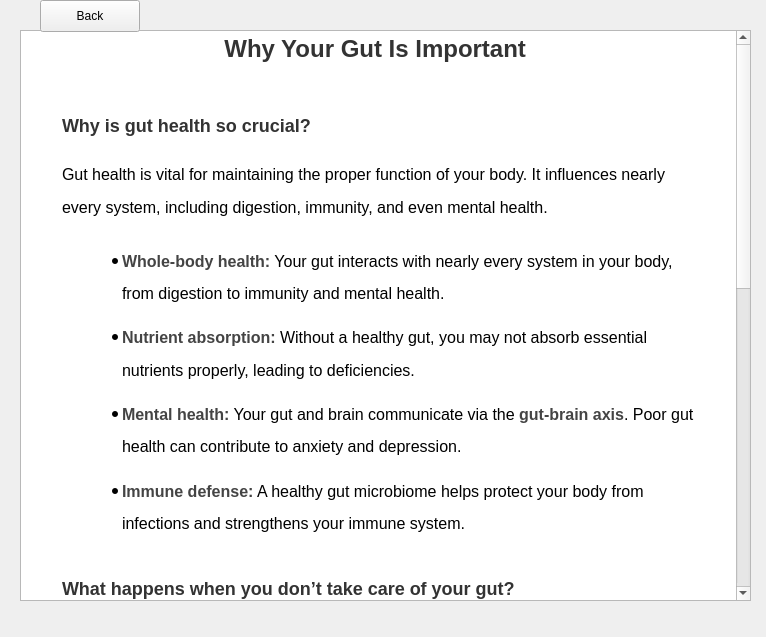
Before: the Qt Designer form A8EduApp/whyguthealthwidget.ui in University-of-Utah-CS3505/a9-edu-app-f24-00Calvin00, drawn with Qt 5.
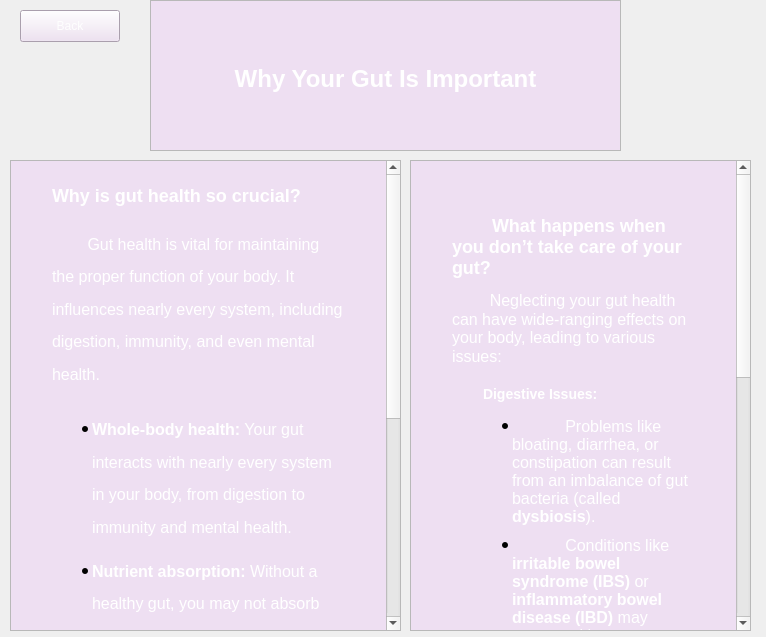
After: the same form once the commit is applied.

Diff of the .ui file:
```diff
--- a/A8EduApp/whyguthealthwidget.ui
+++ b/A8EduApp/whyguthealthwidget.ui
@@ -13,60 +13,105 @@
   <property name="windowTitle">
    <string>Form</string>
   </property>
-  <widget class="QTextBrowser" name="textBrowser">
-   <property name="geometry">
-    <rect>
-     <x>20</x>
-     <y>30</y>
-     <width>731</width>
-     <height>571</height>
-    </rect>
-   </property>
-   <property name="html">
-    <string>&lt;!DOCTYPE HTML PUBLIC &quot;-//W3C//DTD HTML 4.0//EN&quot; &quot;http://www.w3.org/TR/REC-html40/strict.dtd&quot;&gt;
-&lt;html&gt;&lt;head&gt;&lt;meta name=&quot;qrichtext&quot; content=&quot;1&quot; /&gt;&lt;meta charset=&quot;utf-8&quot; /&gt;&lt;title&gt;Why Your Gut Is Important&lt;/title&gt;&lt;style type=&quot;text/css&quot;&gt;
-p, li { white-space: pre-wrap; }
-hr { height: 1px; border-width: 0; }
-li.unchecked::marker { content: &quot;\2610&quot;; }
-li.checked::marker { content: &quot;\2612&quot;; }
-&lt;/style&gt;&lt;/head&gt;&lt;body style=&quot; font-family:'.AppleSystemUIFont'; font-size:13pt; font-weight:400; font-style:normal;&quot; bgcolor=&quot;#ffffff&quot;&gt;
-&lt;h1 align=&quot;center&quot; style=&quot; margin-top:40px; margin-bottom:30px; margin-left:37px; margin-right:37px; -qt-block-indent:0; text-indent:0px; line-height:180%;&quot;&gt;&lt;span style=&quot; font-family:'Times New Roman','Times','serif'; font-size:xx-large; font-weight:700; color:#333333;&quot;&gt;Why Your Gut Is Important&lt;/span&gt;&lt;span style=&quot; font-family:'Times New Roman','Times','serif'; font-size:xx-large; font-weight:700; color:#000000;&quot;&gt; &lt;/span&gt;&lt;/h1&gt;
-&lt;h2 style=&quot; margin-top:30px; margin-bottom:12px; margin-left:37px; margin-right:37px; -qt-block-indent:0; text-indent:0px; line-height:180%;&quot;&gt;&lt;span style=&quot; font-family:'Times New Roman','Times','serif'; font-size:x-large; font-weight:700; color:#333333;&quot;&gt;Why is gut health so crucial?&lt;/span&gt;&lt;span style=&quot; font-family:'Times New Roman','Times','serif'; font-size:x-large; font-weight:700; color:#000000;&quot;&gt; &lt;/span&gt;&lt;/h2&gt;
-&lt;p style=&quot; margin-top:12px; margin-bottom:20px; margin-left:37px; margin-right:37px; -qt-block-indent:0; text-indent:0px; line-height:180%;&quot;&gt;&lt;span style=&quot; font-family:'Times New Roman','Times','serif'; font-size:16px; color:#000000;&quot;&gt;Gut health is vital for maintaining the proper function of your body. It influences nearly every system, including digestion, immunity, and even mental health. &lt;/span&gt;&lt;/p&gt;
-&lt;ul style=&quot;margin-top: 0px; margin-bottom: 0px; margin-left: 0px; margin-right: 0px; -qt-list-indent: 1;&quot;&gt;
-&lt;li style=&quot; font-family:'Times New Roman','Times','serif'; font-size:16px; color:#000000;&quot; style=&quot; margin-top:15px; margin-bottom:10px; margin-left:57px; margin-right:37px; -qt-block-indent:0; text-indent:0px; line-height:180%;&quot;&gt;&lt;span style=&quot; font-size:16px; font-weight:700; color:#444444;&quot;&gt;Whole-body health:&lt;/span&gt;&lt;span style=&quot; font-size:16px;&quot;&gt; Your gut interacts with nearly every system in your body, from digestion to immunity and mental health. &lt;/span&gt;&lt;/li&gt;
-&lt;li style=&quot; font-family:'Times New Roman','Times','serif'; font-size:16px; color:#000000;&quot; style=&quot; margin-top:0px; margin-bottom:10px; margin-left:57px; margin-right:37px; -qt-block-indent:0; text-indent:0px; line-height:180%;&quot;&gt;&lt;span style=&quot; font-size:16px; font-weight:700; color:#444444;&quot;&gt;Nutrient absorption:&lt;/span&gt;&lt;span style=&quot; font-size:16px;&quot;&gt; Without a healthy gut, you may not absorb essential nutrients properly, leading to deficiencies. &lt;/span&gt;&lt;/li&gt;
-&lt;li style=&quot; font-family:'Times New Roman','Times','serif'; font-size:16px; color:#000000;&quot; style=&quot; margin-top:0px; margin-bottom:10px; margin-left:57px; margin-right:37px; -qt-block-indent:0; text-indent:0px; line-height:180%;&quot;&gt;&lt;span style=&quot; font-size:16px; font-weight:700; color:#444444;&quot;&gt;Mental health:&lt;/span&gt;&lt;span style=&quot; font-size:16px;&quot;&gt; Your gut and brain communicate via the &lt;/span&gt;&lt;span style=&quot; font-size:16px; font-weight:700; color:#444444;&quot;&gt;gut-brain axis&lt;/span&gt;&lt;span style=&quot; font-size:16px;&quot;&gt;. Poor gut health can contribute to anxiety and depression. &lt;/span&gt;&lt;/li&gt;
-&lt;li style=&quot; font-family:'Times New Roman','Times','serif'; font-size:16px; color:#000000;&quot; style=&quot; margin-top:0px; margin-bottom:25px; margin-left:57px; margin-right:37px; -qt-block-indent:0; text-indent:0px; line-height:180%;&quot;&gt;&lt;span style=&quot; font-size:16px; font-weight:700; color:#444444;&quot;&gt;Immune defense:&lt;/span&gt;&lt;span style=&quot; font-size:16px;&quot;&gt; A healthy gut microbiome helps protect your body from infections and strengthens your immune system. &lt;/span&gt;&lt;/li&gt;&lt;/ul&gt;
-&lt;h2 style=&quot; margin-top:30px; margin-bottom:12px; margin-left:37px; margin-right:37px; -qt-block-indent:0; text-indent:0px; line-height:180%;&quot;&gt;&lt;span style=&quot; font-family:'Times New Roman','Times','serif'; font-size:x-large; font-weight:700; color:#333333;&quot;&gt;What happens when you don’t take care of your gut?&lt;/span&gt;&lt;span style=&quot; font-family:'Times New Roman','Times','serif'; font-size:x-large; font-weight:700; color:#000000;&quot;&gt; &lt;/span&gt;&lt;/h2&gt;
-&lt;p style=&quot; margin-top:12px; margin-bottom:20px; margin-left:37px; margin-right:37px; -qt-block-indent:0; text-indent:0px; line-height:180%;&quot;&gt;&lt;span style=&quot; font-family:'Times New Roman','Times','serif'; font-size:16px; color:#000000;&quot;&gt;Neglecting your gut health can have wide-ranging effects on your body, leading to various issues: &lt;/span&gt;&lt;/p&gt;
-&lt;h3 style=&quot; margin-top:14px; margin-bottom:12px; margin-left:37px; margin-right:37px; -qt-block-indent:0; text-indent:0px; line-height:180%;&quot;&gt;&lt;span style=&quot; font-family:'Times New Roman','Times','serif'; font-size:large; font-weight:700; color:#000000;&quot;&gt;Digestive Issues: &lt;/span&gt;&lt;/h3&gt;
-&lt;ul style=&quot;margin-top: 0px; margin-bottom: 0px; margin-left: 0px; margin-right: 0px; -qt-list-indent: 1;&quot;&gt;
-&lt;li style=&quot; font-family:'Times New Roman','Times','serif'; font-size:16px; color:#000000;&quot; style=&quot; margin-top:15px; margin-bottom:10px; margin-left:57px; margin-right:37px; -qt-block-indent:0; text-indent:0px; line-height:180%;&quot;&gt;&lt;span style=&quot; font-size:16px;&quot;&gt;Problems like bloating, diarrhea, or constipation can result from an imbalance of gut bacteria (called &lt;/span&gt;&lt;span style=&quot; font-size:16px; font-weight:700; color:#444444;&quot;&gt;dysbiosis&lt;/span&gt;&lt;span style=&quot; font-size:16px;&quot;&gt;). &lt;/span&gt;&lt;/li&gt;
-&lt;li style=&quot; font-family:'Times New Roman','Times','serif'; font-size:16px; color:#000000;&quot; style=&quot; margin-top:0px; margin-bottom:25px; margin-left:57px; margin-right:37px; -qt-block-indent:0; text-indent:0px; line-height:180%;&quot;&gt;&lt;span style=&quot; font-size:16px;&quot;&gt;Conditions like &lt;/span&gt;&lt;span style=&quot; font-size:16px; font-weight:700; color:#444444;&quot;&gt;irritable bowel syndrome (IBS)&lt;/span&gt;&lt;span style=&quot; font-size:16px;&quot;&gt; or &lt;/span&gt;&lt;span style=&quot; font-size:16px; font-weight:700; color:#444444;&quot;&gt;inflammatory bowel disease (IBD)&lt;/span&gt;&lt;span style=&quot; font-size:16px;&quot;&gt; may worsen with poor gut health. &lt;/span&gt;&lt;/li&gt;&lt;/ul&gt;
-&lt;h3 style=&quot; margin-top:14px; margin-bottom:12px; margin-left:37px; margin-right:37px; -qt-block-indent:0; text-indent:0px; line-height:180%;&quot;&gt;&lt;span style=&quot; font-family:'Times New Roman','Times','serif'; font-size:large; font-weight:700; color:#000000;&quot;&gt;Chronic Diseases: &lt;/span&gt;&lt;/h3&gt;
-&lt;ul style=&quot;margin-top: 0px; margin-bottom: 0px; margin-left: 0px; margin-right: 0px; -qt-list-indent: 1;&quot;&gt;
-&lt;li style=&quot; font-family:'Times New Roman','Times','serif'; font-size:16px; color:#000000;&quot; style=&quot; margin-top:15px; margin-bottom:10px; margin-left:57px; margin-right:37px; -qt-block-indent:0; text-indent:0px; line-height:180%;&quot;&gt;&lt;span style=&quot; font-size:16px; font-weight:700; color:#444444;&quot;&gt;Dysbiosis&lt;/span&gt;&lt;span style=&quot; font-size:16px;&quot;&gt; has been linked to autoimmune diseases, such as rheumatoid arthritis, and heart disease. &lt;/span&gt;&lt;/li&gt;
-&lt;li style=&quot; font-family:'Times New Roman','Times','serif'; font-size:16px; color:#000000;&quot; style=&quot; margin-top:0px; margin-bottom:25px; margin-left:57px; margin-right:37px; -qt-block-indent:0; text-indent:0px; line-height:180%;&quot;&gt;&lt;span style=&quot; font-size:16px;&quot;&gt;Certain gut bacteria produce harmful chemicals like &lt;/span&gt;&lt;span style=&quot; font-size:16px; font-weight:700; color:#444444;&quot;&gt;TMAO&lt;/span&gt;&lt;span style=&quot; font-size:16px;&quot;&gt;, which can cause cholesterol to build up in your arteries, leading to heart disease. &lt;/span&gt;&lt;/li&gt;&lt;/ul&gt;
-&lt;h3 style=&quot; margin-top:14px; margin-bottom:12px; margin-left:37px; margin-right:37px; -qt-block-indent:0; text-indent:0px; line-height:180%;&quot;&gt;&lt;span style=&quot; font-family:'Times New Roman','Times','serif'; font-size:large; font-weight:700; color:#000000;&quot;&gt;Weakened Immunity: &lt;/span&gt;&lt;/h3&gt;
-&lt;ul style=&quot;margin-top: 0px; margin-bottom: 0px; margin-left: 0px; margin-right: 0px; -qt-list-indent: 1;&quot;&gt;
-&lt;li style=&quot; font-family:'Times New Roman','Times','serif'; font-size:16px; color:#000000;&quot; style=&quot; margin-top:15px; margin-bottom:10px; margin-left:57px; margin-right:37px; -qt-block-indent:0; text-indent:0px; line-height:180%;&quot;&gt;&lt;span style=&quot; font-size:16px;&quot;&gt;Without good bacteria, your gut’s ability to fight harmful pathogens is reduced. &lt;/span&gt;&lt;/li&gt;
-&lt;li style=&quot; font-family:'Times New Roman','Times','serif'; font-size:16px; color:#000000;&quot; style=&quot; margin-top:0px; margin-bottom:25px; margin-left:57px; margin-right:37px; -qt-block-indent:0; text-indent:0px; line-height:180%;&quot;&gt;&lt;span style=&quot; font-size:16px;&quot;&gt;Infections or even systemic illnesses may result if the gut barrier is compromised. &lt;/span&gt;&lt;/li&gt;&lt;/ul&gt;&lt;/body&gt;&lt;/html&gt;</string>
-   </property>
-  </widget>
   <widget class="QPushButton" name="backToTeachingWidgetButton">
    <property name="geometry">
     <rect>
-     <x>40</x>
-     <y>0</y>
+     <x>20</x>
+     <y>10</y>
      <width>100</width>
      <height>32</height>
     </rect>
    </property>
+   <property name="styleSheet">
+    <string notr="true">background-color: rgb(238, 223, 242);
+color: rgb(254, 254, 254);</string>
+   </property>
    <property name="text">
     <string>Back</string>
    </property>
   </widget>
+  <widget class="QTextBrowser" name="textBrowser">
+   <property name="geometry">
+    <rect>
+     <x>150</x>
+     <y>0</y>
+     <width>471</width>
+     <height>151</height>
+    </rect>
+   </property>
+   <property name="html">
+    <string>&lt;!DOCTYPE HTML PUBLIC &quot;-//W3C//DTD HTML 4.0//EN&quot; &quot;http://www.w3.org/TR/REC-html40/strict.dtd&quot;&gt;
+&lt;html&gt;&lt;head&gt;&lt;meta name=&quot;qrichtext&quot; content=&quot;1&quot; /&gt;&lt;meta charset=&quot;utf-8&quot; /&gt;&lt;title&gt;Why Your Gut Is Important&lt;/title&gt;&lt;style type=&quot;text/css&quot;&gt;
+p, li { white-space: pre-wrap; }
+hr { height: 1px; border-width: 0; }
+li.unchecked::marker { content: &quot;\2610&quot;; }
+li.checked::marker { content: &quot;\2612&quot;; }
+&lt;/style&gt;&lt;/head&gt;&lt;body style=&quot; font-family:'.AppleSystemUIFont'; font-size:13pt; font-weight:400; font-style:normal;&quot; bgcolor=&quot;#eedff2&quot;&gt;
+&lt;p style=&quot; margin-top:0px; margin-bottom:0px; margin-left:0px; margin-right:0px; -qt-block-indent:0; text-indent:0px;&quot;&gt;&lt;span style=&quot; color:#ffffff;&quot;&gt;    &lt;/span&gt;&lt;/p&gt;
+&lt;h1 align=&quot;center&quot; style=&quot; margin-top:40px; margin-bottom:30px; margin-left:37px; margin-right:37px; -qt-block-indent:0; text-indent:0px; line-height:180%;&quot;&gt;&lt;span style=&quot; font-family:'Times New Roman','Times','serif'; font-size:xx-large; font-weight:700; color:#ffffff;&quot;&gt;Why Your Gut Is Important&lt;/span&gt;&lt;/h1&gt;&lt;/body&gt;&lt;/html&gt;</string>
+   </property>
+  </widget>
+  <widget class="QTextBrowser" name="textBrowser_2">
+   <property name="geometry">
+    <rect>
+     <x>10</x>
+     <y>160</y>
+     <width>391</width>
+     <height>471</height>
+    </rect>
+   </property>
+   <property name="html">
+    <string>&lt;!DOCTYPE HTML PUBLIC &quot;-//W3C//DTD HTML 4.0//EN&quot; &quot;http://www.w3.org/TR/REC-html40/strict.dtd&quot;&gt;
+&lt;html&gt;&lt;head&gt;&lt;meta name=&quot;qrichtext&quot; content=&quot;1&quot; /&gt;&lt;meta charset=&quot;utf-8&quot; /&gt;&lt;title&gt;Why Your Gut Is Important&lt;/title&gt;&lt;style type=&quot;text/css&quot;&gt;
+p, li { white-space: pre-wrap; }
+hr { height: 1px; border-width: 0; }
+li.unchecked::marker { content: &quot;\2610&quot;; }
+li.checked::marker { content: &quot;\2612&quot;; }
+&lt;/style&gt;&lt;/head&gt;&lt;body style=&quot; font-family:'.AppleSystemUIFont'; font-size:13pt; font-weight:400; font-style:normal;&quot; bgcolor=&quot;#eedff2&quot;&gt;
+&lt;p style=&quot; margin-top:0px; margin-bottom:0px; margin-left:0px; margin-right:0px; -qt-block-indent:0; text-indent:0px;&quot;&gt;&lt;span style=&quot; color:#ffffff;&quot;&gt;    &lt;/span&gt;&lt;/p&gt;
+&lt;h2 style=&quot; margin-top:0px; margin-bottom:12px; margin-left:37px; margin-right:37px; -qt-block-indent:0; text-indent:0px; line-height:180%;&quot;&gt;&lt;span style=&quot; font-family:'Times New Roman','Times','serif'; font-size:x-large; font-weight:700; color:#ffffff;&quot;&gt;Why is gut health so crucial?&lt;/span&gt;&lt;span style=&quot; font-size:x-large; font-weight:700; color:#ffffff;&quot;&gt;    &lt;/span&gt;&lt;/h2&gt;
+&lt;p style=&quot; margin-top:12px; margin-bottom:20px; margin-left:37px; margin-right:37px; -qt-block-indent:0; text-indent:0px; line-height:180%;&quot;&gt;&lt;span style=&quot; font-family:'Times New Roman','Times','serif'; font-size:16px; color:#ffffff;&quot;&gt;        Gut health is vital for maintaining the proper function of your body. It influences nearly every system, including digestion, immunity, and even mental health.    &lt;/span&gt;&lt;span style=&quot; color:#ffffff;&quot;&gt;    &lt;/span&gt;&lt;/p&gt;
+&lt;ul style=&quot;margin-top: 0px; margin-bottom: 0px; margin-left: 0px; margin-right: 0px; -qt-list-indent: 1;&quot;&gt;
+&lt;li style=&quot; font-family:'Times New Roman','Times','serif'; font-size:16px; color:#ffffff;&quot; style=&quot; margin-top:15px; margin-bottom:10px; margin-left:37px; margin-right:37px; -qt-block-indent:0; text-indent:0px; line-height:180%;&quot;&gt;&lt;span style=&quot; font-size:16px; font-weight:700;&quot;&gt;Whole-body health:&lt;/span&gt;&lt;span style=&quot; font-size:16px;&quot;&gt; Your gut interacts with nearly every system in your body, from digestion to immunity and mental health.&lt;/span&gt;&lt;span style=&quot; font-family:'.AppleSystemUIFont'; font-size:16px;&quot;&gt;        &lt;/span&gt;&lt;/li&gt;
+&lt;li style=&quot; font-family:'Times New Roman','Times','serif'; font-size:16px; color:#ffffff;&quot; style=&quot; margin-top:0px; margin-bottom:10px; margin-left:37px; margin-right:37px; -qt-block-indent:0; text-indent:0px; line-height:180%;&quot;&gt;&lt;span style=&quot; font-size:16px; font-weight:700;&quot;&gt;Nutrient absorption:&lt;/span&gt;&lt;span style=&quot; font-size:16px;&quot;&gt; Without a healthy gut, you may not absorb essential nutrients properly, leading to deficiencies.&lt;/span&gt;&lt;span style=&quot; font-family:'.AppleSystemUIFont'; font-size:16px;&quot;&gt;        &lt;/span&gt;&lt;/li&gt;
+&lt;li style=&quot; font-family:'Times New Roman','Times','serif'; font-size:16px; color:#ffffff;&quot; style=&quot; margin-top:0px; margin-bottom:10px; margin-left:37px; margin-right:37px; -qt-block-indent:0; text-indent:0px; line-height:180%;&quot;&gt;&lt;span style=&quot; font-size:16px; font-weight:700;&quot;&gt;Mental health:&lt;/span&gt;&lt;span style=&quot; font-size:16px;&quot;&gt; Your gut and brain communicate via the &lt;/span&gt;&lt;span style=&quot; font-size:16px; font-weight:700;&quot;&gt;gut-brain axis&lt;/span&gt;&lt;span style=&quot; font-size:16px;&quot;&gt;. Poor gut health can contribute to anxiety and depression.&lt;/span&gt;&lt;span style=&quot; font-family:'.AppleSystemUIFont'; font-size:16px;&quot;&gt;        &lt;/span&gt;&lt;/li&gt;
+&lt;li style=&quot; font-family:'Times New Roman','Times','serif'; font-size:16px; color:#ffffff;&quot; style=&quot; margin-top:0px; margin-bottom:25px; margin-left:37px; margin-right:37px; -qt-block-indent:0; text-indent:0px; line-height:180%;&quot;&gt;&lt;span style=&quot; font-size:16px; font-weight:700;&quot;&gt;Immune defense:&lt;/span&gt;&lt;span style=&quot; font-size:16px;&quot;&gt; A healthy gut microbiome helps protect your body from infections and strengthens your immune system.&lt;/span&gt;&lt;span style=&quot; font-family:'.AppleSystemUIFont'; font-size:16px;&quot;&gt;    &lt;/span&gt;&lt;/li&gt;&lt;/ul&gt;&lt;/body&gt;&lt;/html&gt;</string>
+   </property>
+  </widget>
+  <widget class="QTextBrowser" name="textBrowser_3">
+   <property name="geometry">
+    <rect>
+     <x>410</x>
+     <y>160</y>
+     <width>341</width>
+     <height>471</height>
+    </rect>
+   </property>
+   <property name="html">
+    <string>&lt;!DOCTYPE HTML PUBLIC &quot;-//W3C//DTD HTML 4.0//EN&quot; &quot;http://www.w3.org/TR/REC-html40/strict.dtd&quot;&gt;
+&lt;html&gt;&lt;head&gt;&lt;meta name=&quot;qrichtext&quot; content=&quot;1&quot; /&gt;&lt;meta charset=&quot;utf-8&quot; /&gt;&lt;title&gt;Why Your Gut Is Important - Section 2&lt;/title&gt;&lt;style type=&quot;text/css&quot;&gt;
+p, li { white-space: pre-wrap; }
+hr { height: 1px; border-width: 0; }
+li.unchecked::marker { content: &quot;\2610&quot;; }
+li.checked::marker { content: &quot;\2612&quot;; }
+&lt;/style&gt;&lt;/head&gt;&lt;body style=&quot; font-family:'.AppleSystemUIFont'; font-size:13pt; font-weight:400; font-style:normal;&quot; bgcolor=&quot;#eedff2&quot;&gt;
+&lt;p style=&quot; margin-top:0px; margin-bottom:0px; margin-left:0px; margin-right:0px; -qt-block-indent:0; text-indent:0px;&quot;&gt;    &lt;/p&gt;
+&lt;h2 style=&quot; margin-top:30px; margin-bottom:12px; margin-left:37px; margin-right:37px; -qt-block-indent:0; text-indent:0px;&quot;&gt;&lt;span style=&quot; font-size:x-large; font-weight:700; color:#ffffff;&quot;&gt;        &lt;/span&gt;&lt;span style=&quot; font-family:'Times New Roman','Times','serif'; font-size:x-large; font-weight:700; color:#ffffff;&quot;&gt;What happens when you don’t take care of your gut?&lt;/span&gt;&lt;span style=&quot; font-size:x-large; font-weight:700; color:#ffffff;&quot;&gt;    &lt;/span&gt;&lt;span style=&quot; font-size:x-large; font-weight:700;&quot;&gt;    &lt;/span&gt;&lt;/h2&gt;
+&lt;p style=&quot; margin-top:12px; margin-bottom:20px; margin-left:37px; margin-right:37px; -qt-block-indent:0; text-indent:0px;&quot;&gt;&lt;span style=&quot; color:#ffffff;&quot;&gt;        &lt;/span&gt;&lt;span style=&quot; font-family:'Times New Roman','Times','serif'; font-size:16px; color:#ffffff;&quot;&gt;Neglecting your gut health can have wide-ranging effects on your body, leading to various issues:&lt;/span&gt;&lt;span style=&quot; color:#ffffff;&quot;&gt;    &lt;/span&gt;    &lt;/p&gt;
+&lt;h3 style=&quot; margin-top:14px; margin-bottom:12px; margin-left:37px; margin-right:37px; -qt-block-indent:0; text-indent:0px;&quot;&gt;&lt;span style=&quot; font-size:large; font-weight:700; color:#ffffff;&quot;&gt;        &lt;/span&gt;&lt;span style=&quot; font-family:'Times New Roman','Times','serif'; font-size:large; font-weight:700; color:#ffffff;&quot;&gt;Digestive Issues:&lt;/span&gt;&lt;span style=&quot; font-size:large; font-weight:700; color:#ffffff;&quot;&gt;    &lt;/span&gt;&lt;span style=&quot; font-size:large; font-weight:700;&quot;&gt;    &lt;/span&gt;&lt;/h3&gt;
+&lt;ul style=&quot;margin-top: 0px; margin-bottom: 0px; margin-left: 0px; margin-right: 0px; -qt-list-indent: 1;&quot;&gt;
+&lt;li style=&quot; font-family:'Times New Roman','Times','serif'; font-size:16px; color:#ffffff;&quot; style=&quot; margin-top:15px; margin-bottom:10px; margin-left:57px; margin-right:37px; -qt-block-indent:0; text-indent:0px;&quot;&gt;&lt;span style=&quot; font-size:16px;&quot;&gt;            Problems like bloating, diarrhea, or constipation can result from an imbalance of gut bacteria (called &lt;/span&gt;&lt;span style=&quot; font-size:16px; font-weight:700;&quot;&gt;dysbiosis&lt;/span&gt;&lt;span style=&quot; font-size:16px;&quot;&gt;).        &lt;/span&gt;&lt;span style=&quot; font-family:'.AppleSystemUIFont'; font-size:16px;&quot;&gt;        &lt;/span&gt;&lt;/li&gt;
+&lt;li style=&quot; font-family:'Times New Roman','Times','serif'; font-size:16px; color:#ffffff;&quot; style=&quot; margin-top:0px; margin-bottom:25px; margin-left:57px; margin-right:37px; -qt-block-indent:0; text-indent:0px;&quot;&gt;&lt;span style=&quot; font-size:16px;&quot;&gt;            Conditions like &lt;/span&gt;&lt;span style=&quot; font-size:16px; font-weight:700;&quot;&gt;irritable bowel syndrome (IBS)&lt;/span&gt;&lt;span style=&quot; font-size:16px;&quot;&gt; or &lt;/span&gt;&lt;span style=&quot; font-size:16px; font-weight:700;&quot;&gt;inflammatory bowel disease (IBD)&lt;/span&gt;&lt;span style=&quot; font-size:16px;&quot;&gt; may worsen with poor gut health.        &lt;/span&gt;&lt;span style=&quot; font-family:'.AppleSystemUIFont'; font-size:16px;&quot;&gt;        &lt;/span&gt;&lt;/li&gt;&lt;/ul&gt;
+&lt;h3 style=&quot; margin-top:14px; margin-bottom:12px; margin-left:37px; margin-right:37px; -qt-block-indent:0; text-indent:0px;&quot;&gt;&lt;span style=&quot; font-size:large; font-weight:700; color:#ffffff;&quot;&gt;        &lt;/span&gt;&lt;span style=&quot; font-family:'Times New Roman','Times','serif'; font-size:large; font-weight:700; color:#ffffff;&quot;&gt;Chronic Diseases:&lt;/span&gt;&lt;span style=&quot; font-size:large; font-weight:700; color:#ffffff;&quot;&gt;    &lt;/span&gt;&lt;span style=&quot; font-size:large; font-weight:700;&quot;&gt;    &lt;/span&gt;&lt;/h3&gt;
+&lt;ul style=&quot;margin-top: 0px; margin-bottom: 0px; margin-left: 0px; margin-right: 0px; -qt-list-indent: 1;&quot;&gt;
+&lt;li style=&quot; font-family:'Times New Roman','Times','serif'; font-size:16px; color:#ffffff;&quot; style=&quot; margin-top:15px; margin-bottom:10px; margin-left:57px; margin-right:37px; -qt-block-indent:0; text-indent:0px;&quot;&gt;&lt;span style=&quot; font-size:16px;&quot;&gt;            &lt;/span&gt;&lt;span style=&quot; font-size:16px; font-weight:700;&quot;&gt;Dysbiosis&lt;/span&gt;&lt;span style=&quot; font-size:16px;&quot;&gt; has been linked to autoimmune diseases, such as rheumatoid arthritis, and heart disease.        &lt;/span&gt;&lt;span style=&quot; font-family:'.AppleSystemUIFont'; font-size:16px;&quot;&gt;        &lt;/span&gt;&lt;/li&gt;
+&lt;li style=&quot; font-family:'Times New Roman','Times','serif'; font-size:16px; color:#ffffff;&quot; style=&quot; margin-top:0px; margin-bottom:25px; margin-left:57px; margin-right:37px; -qt-block-indent:0; text-indent:0px;&quot;&gt;&lt;span style=&quot; font-size:16px;&quot;&gt;            Certain gut bacteria produce harmful chemicals like &lt;/span&gt;&lt;span style=&quot; font-size:16px; font-weight:700;&quot;&gt;TMAO&lt;/span&gt;&lt;span style=&quot; font-size:16px;&quot;&gt;, which can cause cholesterol to build up in your arteries, leading to heart disease.        &lt;/span&gt;&lt;span style=&quot; font-family:'.AppleSystemUIFont'; font-size:16px;&quot;&gt;        &lt;/span&gt;&lt;/li&gt;&lt;/ul&gt;
+&lt;h3 style=&quot; margin-top:14px; margin-bottom:12px; margin-left:37px; margin-right:37px; -qt-block-indent:0; text-indent:0px;&quot;&gt;&lt;span style=&quot; font-size:large; font-weight:700; color:#ffffff;&quot;&gt;        &lt;/span&gt;&lt;span style=&quot; font-family:'Times New Roman','Times','serif'; font-size:large; font-weight:700; color:#ffffff;&quot;&gt;Weakened Immunity:&lt;/span&gt;&lt;span style=&quot; font-size:large; font-weight:700; color:#ffffff;&quot;&gt;    &lt;/span&gt;&lt;span style=&quot; font-size:large; font-weight:700;&quot;&gt;    &lt;/span&gt;&lt;/h3&gt;
+&lt;ul style=&quot;margin-top: 0px; margin-bottom: 0px; margin-left: 0px; margin-right: 0px; -qt-list-indent: 1;&quot;&gt;
+&lt;li style=&quot; font-family:'Times New Roman','Times','serif'; font-size:16px; color:#ffffff;&quot; style=&quot; margin-top:15px; margin-bottom:10px; margin-left:57px; margin-right:37px; -qt-block-indent:0; text-indent:0px;&quot;&gt;&lt;span style=&quot; font-size:16px;&quot;&gt;            Without good bacteria, your gut’s ability to fight harmful pathogens is reduced.        &lt;/span&gt;&lt;span style=&quot; font-family:'.AppleSystemUIFont'; font-size:16px;&quot;&gt;        &lt;/span&gt;&lt;/li&gt;
+&lt;li style=&quot; font-family:'Times New Roman','Times','serif'; font-size:16px; color:#ffffff;&quot; style=&quot; margin-top:0px; margin-bottom:25px; margin-left:57px; margin-right:37px; -qt-block-indent:0; text-indent:0px;&quot;&gt;&lt;span style=&quot; font-size:16px;&quot;&gt;            Infections or even systemic illnesses may result if the gut barrier is compromised.        &lt;/span&gt;&lt;span style=&quot; font-family:'.AppleSystemUIFont'; font-size:16px;&quot;&gt;    &lt;/span&gt;&lt;/li&gt;&lt;/ul&gt;&lt;/body&gt;&lt;/html&gt;</string>
+   </property>
+  </widget>
  </widget>
  <resources/>
  <connections/>
```
